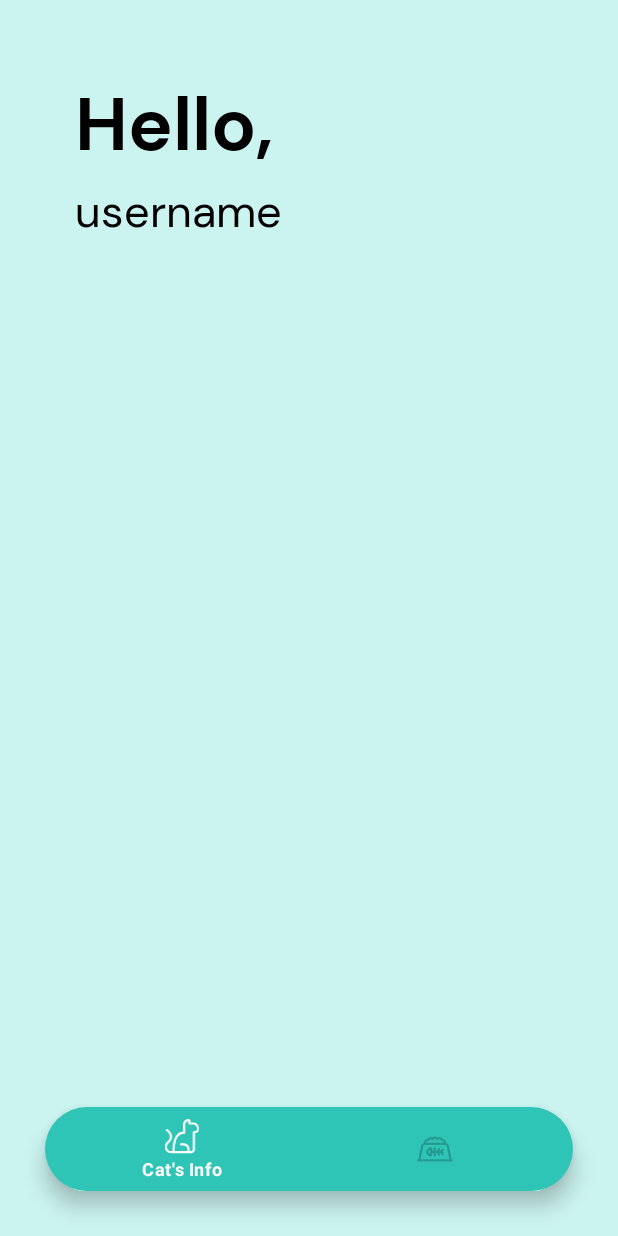
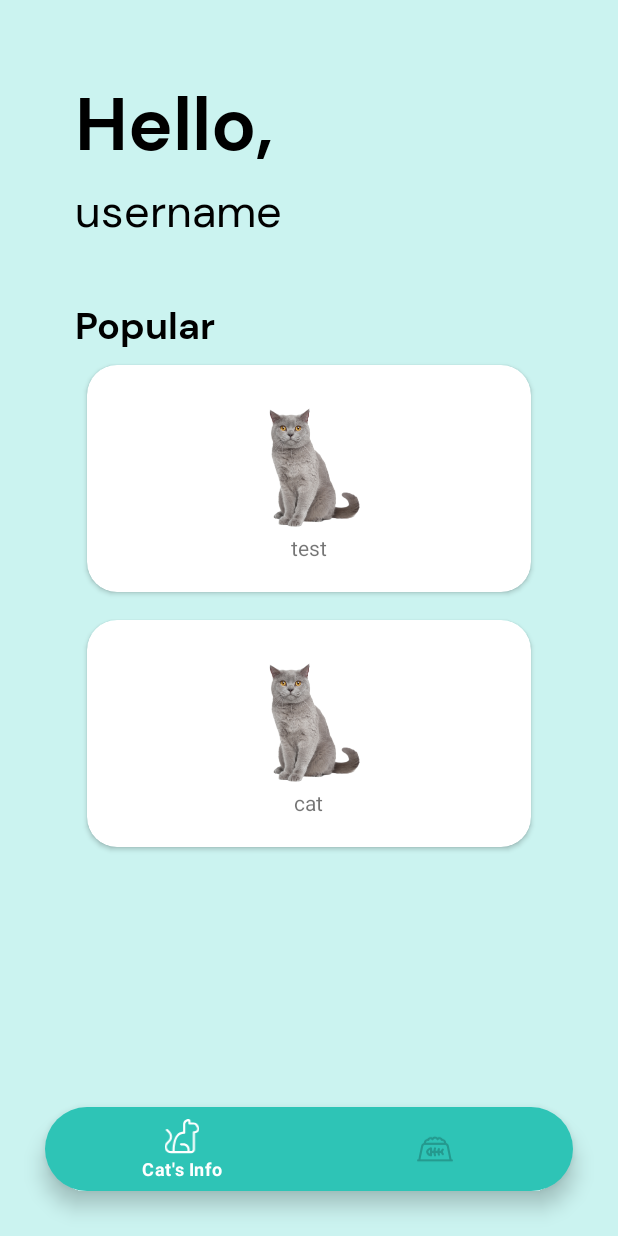
Before and after one commit to kucingapi/kucingin, an Android app: the screen it shows after launch (MainActivity), on a phone screen of 412 x 824 dp. Run offline under Robolectric (Android 15) with nearby library versions, the phone set to English and light mode, and no system bars; our stand-ins replace navigation-ui.

Commit message:
[ADD] making recycler view

```diff
--- /dev/null
+++ b/app/src/main/java/com/example/kucingin/CardAdapter.java
@@ -0,0 +1,67 @@
+package com.example.kucingin;
+
+
+import android.view.LayoutInflater;
+import android.view.View;
+import android.view.ViewGroup;
+import android.widget.TextView;
+import androidx.recyclerview.widget.RecyclerView;
+
+public class CardAdapter extends RecyclerView.Adapter<CardAdapter.ViewHolder> {
+
+    private String[] localDataSet;
+
+    /**
+     * Provide a reference to the type of views that you are using
+     * (custom ViewHolder).
+     */
+    public static class ViewHolder extends RecyclerView.ViewHolder {
+        private final TextView textView;
+
+        public ViewHolder(View view) {
+            super(view);
+            // Define click listener for the ViewHolder's View
+
+            textView = (TextView) view.findViewById(R.id.textView);
+        }
+
+        public TextView getTextView() {
+            return textView;
+        }
+    }
+
+    /**
+     * Initialize the dataset of the Adapter.
+     *
+     * @param dataSet String[] containing the data to populate views to be used
+     * by RecyclerView.
+     */
+    public CardAdapter(String[] dataSet) {
+        localDataSet = dataSet;
+    }
+
+    // Create new views (invoked by the layout manager)
+    @Override
+    public ViewHolder onCreateViewHolder(ViewGroup viewGroup, int viewType) {
+        // Create a new view, which defines the UI of the list item
+        View view = LayoutInflater.from(viewGroup.getContext())
+                .inflate(R.layout.card_item, viewGroup, false);
+
+        return new ViewHolder(view);
+    }
+
+    // Replace the contents of a view (invoked by the layout manager)
+    @Override
+    public void onBindViewHolder(ViewHolder viewHolder, final int position) {
+
+        // Get element from your dataset at this position and replace the
+        // contents of the view with that element
+        viewHolder.getTextView().setText(localDataSet[position]);
+    }
+
+    // Return the size of your dataset (invoked by the layout manager)
+    @Override
+    public int getItemCount() {
+        return localDataSet.length;
+    }
+}
--- a/app/src/main/java/com/example/kucingin/ui/cat/CatFragment.java
+++ b/app/src/main/java/com/example/kucingin/ui/cat/CatFragment.java
@@ -4,19 +4,22 @@ import android.os.Bundle;
 import android.view.LayoutInflater;
 import android.view.View;
 import android.view.ViewGroup;
-import android.widget.TextView;
 import androidx.annotation.NonNull;
 import androidx.annotation.Nullable;
 import androidx.fragment.app.Fragment;
 import androidx.lifecycle.Observer;
 import androidx.lifecycle.ViewModelProvider;
+import androidx.recyclerview.widget.LinearLayoutManager;
+import androidx.recyclerview.widget.RecyclerView;
+import com.example.kucingin.CardAdapter;
 import com.example.kucingin.databinding.FragmentCatBinding;
 
 public class CatFragment extends Fragment {
 
     private CatViewModel dashboardViewModel;
     private FragmentCatBinding binding;
-
+    private RecyclerView popular;
+    private String[] dataset = {"test", "cat"};
     public View onCreateView(@NonNull LayoutInflater inflater,
                              ViewGroup container, Bundle savedInstanceState) {
         dashboardViewModel =
@@ -31,6 +34,11 @@ public class CatFragment extends Fragment {
 
             }
         });
+        CardAdapter customAdapter = new CardAdapter(dataset);
+        popular = binding.popularRecycleView;
+        popular.setAdapter(customAdapter);
+        popular.setLayoutManager(new LinearLayoutManager(getActivity()));
+
         return root;
     }
 
--- a/app/src/main/java/com/example/kucingin/ui/catFood/CatFoodFragment.java
+++ b/app/src/main/java/com/example/kucingin/ui/catFood/CatFoodFragment.java
@@ -1,6 +1,7 @@
 package com.example.kucingin.ui.catFood;
 
 import android.os.Bundle;
+import android.util.Log;
 import android.view.LayoutInflater;
 import android.view.View;
 import android.view.ViewGroup;
--- /dev/null
+++ b/app/src/main/res/layout/card_item.xml
@@ -0,0 +1,30 @@
+<?xml version="1.0" encoding="utf-8"?>
+<androidx.cardview.widget.CardView
+        android:layout_width="match_parent"
+        android:layout_height="wrap_content" xmlns:app="http://schemas.android.com/apk/res-auto"
+        app:cardCornerRadius="20dp"
+        app:cardBackgroundColor="@color/white"
+        app:cardPreventCornerOverlap="true"
+        app:cardUseCompatPadding="true"
+        xmlns:android="http://schemas.android.com/apk/res/android"
+>
+    <LinearLayout
+            android:layout_width="match_parent"
+            android:layout_height="match_parent"
+            android:orientation="vertical"
+            android:gravity="center"
+            android:padding="20dp"
+    >
+        <ImageView
+                android:layout_width="wrap_content"
+                android:layout_height="wrap_content"
+                android:src="@drawable/british_short_hair"
+        />
+        <TextView
+                android:id="@+id/textView"
+                android:layout_width="wrap_content"
+                android:layout_height="wrap_content"
+                android:text="test"/>
+
+    </LinearLayout>
+</androidx.cardview.widget.CardView>
--- a/app/src/main/res/layout/fragment_cat.xml
+++ b/app/src/main/res/layout/fragment_cat.xml
@@ -34,4 +34,24 @@
                 android:fontFamily="@font/dmsans_regular"
         />
     </LinearLayout>
+    <LinearLayout
+            android:layout_marginTop="40dp"
+            android:layout_width="match_parent"
+            android:layout_height="wrap_content"
+            android:orientation="vertical"
+    >
+        <TextView
+                android:layout_width="match_parent"
+                android:layout_height="wrap_content"
+                android:text="Popular"
+                android:textSize="25dp"
+                android:textColor="@color/black"
+                android:fontFamily="@font/dmsans_bold"
+        />
+        <androidx.recyclerview.widget.RecyclerView
+                android:id="@+id/popular_recycle_view"
+                android:layout_width="match_parent"
+                android:layout_height="wrap_content"
+        />
+    </LinearLayout>
 </LinearLayout>
```
